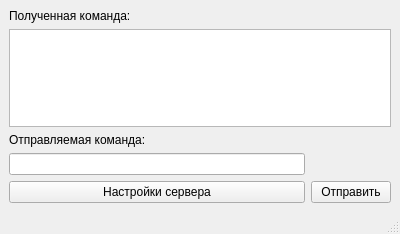
The window that ApplicationSources/mainwindow.ui (PaterIntellectus/Pater-of-Repositories) describes before a commit, drawn with Qt 5.
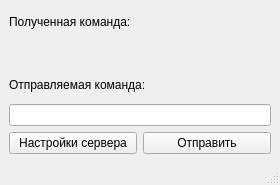
The same window after the commit.

Diff of the .ui file:
```diff
--- a/ApplicationSources/mainwindow.ui
+++ b/ApplicationSources/mainwindow.ui
@@ -2,27 +2,55 @@
 <ui version="4.0">
  <class>MainWindow</class>
  <widget class="QMainWindow" name="MainWindow">
+  <property name="enabled">
+   <bool>true</bool>
+  </property>
   <property name="geometry">
    <rect>
     <x>0</x>
     <y>0</y>
-    <width>400</width>
-    <height>234</height>
+    <width>280</width>
+    <height>185</height>
    </rect>
   </property>
+  <property name="sizePolicy">
+   <sizepolicy hsizetype="Preferred" vsizetype="Preferred">
+    <horstretch>0</horstretch>
+    <verstretch>0</verstretch>
+   </sizepolicy>
+  </property>
   <property name="windowTitle">
    <string>MainWindow</string>
   </property>
   <widget class="QWidget" name="centralwidget">
-   <layout class="QGridLayout" name="gridLayout">
-    <item row="4" column="1">
-     <widget class="QPushButton" name="sendBtn">
+   <layout class="QVBoxLayout" name="verticalLayout_3">
+    <item>
+     <layout class="QVBoxLayout" name="verticalLayout">
+      <item>
+       <widget class="QLabel" name="label">
       <property name="text">
-       <string>Отправить</string>
+         <string>Полученная команда:</string>
       </property>
      </widget>
     </item>
-    <item row="2" column="0">
+      <item>
+       <widget class="QLabel" name="displayCmd">
+        <property name="font">
+         <font>
+          <italic>false</italic>
+          <bold>true</bold>
+         </font>
+        </property>
+        <property name="text">
+         <string/>
+        </property>
+       </widget>
+      </item>
+     </layout>
+    </item>
+    <item>
+     <layout class="QVBoxLayout" name="verticalLayout_2">
+      <item>
      <widget class="QLabel" name="label_2">
       <property name="text">
        <string>Отправляемая команда:</string>
@@ -32,31 +60,32 @@
       </property>
      </widget>
     </item>
-    <item row="3" column="0">
+      <item>
      <widget class="QLineEdit" name="inputCmd"/>
     </item>
-    <item row="4" column="0">
+     </layout>
+    </item>
+    <item>
+     <layout class="QHBoxLayout" name="horizontalLayout">
+      <item>
      <widget class="QPushButton" name="settingsBtn">
       <property name="text">
        <string>Настройки сервера</string>
       </property>
      </widget>
     </item>
-    <item row="0" column="0">
-     <widget class="QLabel" name="label">
+      <item>
+       <widget class="QPushButton" name="sendBtn">
       <property name="text">
-       <string>Полученная команда:</string>
-      </property>
-      <property name="buddy">
-       <cstring>displayCmd</cstring>
-      </property>
-     </widget>
-    </item>
-    <item row="1" column="0" colspan="2">
-     <widget class="QTextBrowser" name="displayCmd"/>
+         <string>Отправить</string>
+        </property>
+       </widget>
+      </item>
+     </layout>
     </item>
    </layout>
   </widget>
+  <widget class="QStatusBar" name="statusbar"/>
   <widget class="QMenuBar" name="menubar">
    <property name="geometry">
     <rect>
@@ -67,7 +96,6 @@
     </rect>
    </property>
   </widget>
-  <widget class="QStatusBar" name="statusbar"/>
  </widget>
  <tabstops>
   <tabstop>displayCmd</tabstop>
```
Left out of the diff: 3 changed lines with no effect on the pictures. Lines whose indentation alone changed are shown as unchanged.
